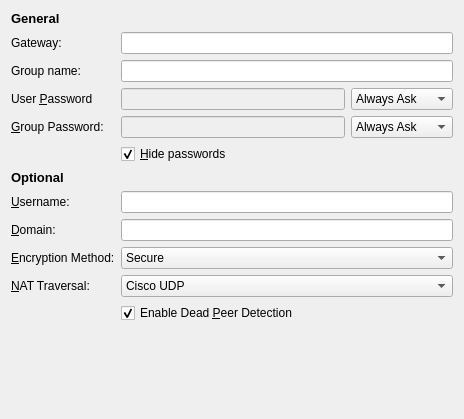
First picture: the form in vpnplugins/vpnc/vpncprop.ui, repository KDE/networkmanagement, before the edit.
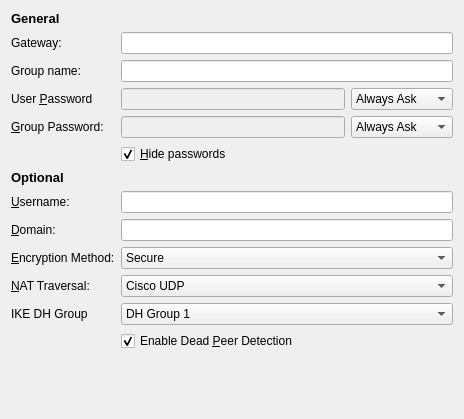
Second picture: the form after the edit. Custom widgets are drawn as their Qt base class.

```diff
--- a/vpnplugins/vpnc/vpncprop.ui
+++ b/vpnplugins/vpnc/vpncprop.ui
@@ -253,7 +253,7 @@
        </item>
       </widget>
      </item>
-     <item row="11" column="1">
+     <item row="12" column="1">
       <widget class="QCheckBox" name="chkDeadPeerDetection">
        <property name="text">
         <string>Enable Dead &amp;Peer Detection</string>
@@ -263,6 +263,32 @@
        </property>
       </widget>
      </item>
+     <item row="11" column="0">
+      <widget class="QLabel" name="label_9">
+       <property name="text">
+        <string>IKE DH Group</string>
+       </property>
+      </widget>
+     </item>
+     <item row="11" column="1">
+      <widget class="QComboBox" name="cboDHGroup">
+       <item>
+        <property name="text">
+         <string>DH Group 1</string>
+        </property>
+       </item>
+       <item>
+        <property name="text">
+         <string>DH Group 2 (default)</string>
+        </property>
+       </item>
+       <item>
+        <property name="text">
+         <string>DH Group 5</string>
+        </property>
+       </item>
+      </widget>
+     </item>
     </layout>
    </item>
    <item>
```
Left out of the diff: 2 changed lines with no effect on the pictures.
